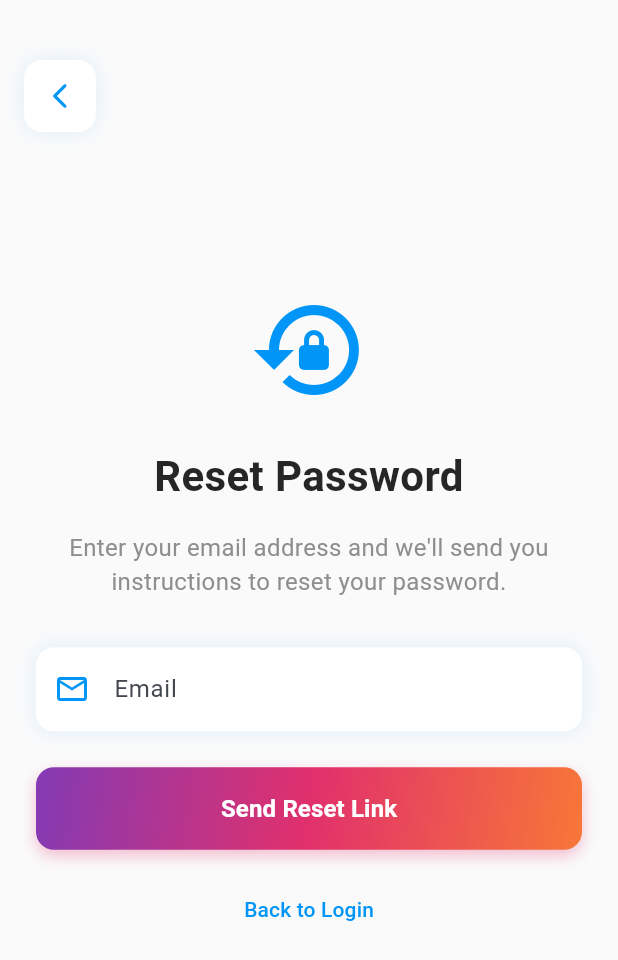
After one commit to Tuan980Blue/FriendZone-App, a Flutter app: the screen it shows after launch, after a tap on "Forgot Password?", on a phone screen of 412 x 824 dp. The commit adds this screen. Shown: the top 960 px of the screen. Run offline on Flutter 3.47's test engine with Material 3 defaults, Android fonts, the phone set to English and light mode, and no system bars; our stand-ins replace cached_network_image, get_it; accounts and stored records are empty; network calls fail.

Commit message:
Add UI forgot pw

```diff
--- /dev/null
+++ b/lib/presentation/screens/forgot_password_screen.dart
@@ -0,0 +1,278 @@
+import 'package:flutter/material.dart';
+import '../theme/app_theme.dart';
+
+class ForgotPasswordScreen extends StatefulWidget {
+  const ForgotPasswordScreen({super.key});
+
+  @override
+  State<ForgotPasswordScreen> createState() => _ForgotPasswordScreenState();
+}
+
+class _ForgotPasswordScreenState extends State<ForgotPasswordScreen> {
+  final _formKey = GlobalKey<FormState>();
+  final _emailController = TextEditingController();
+  bool _isLoading = false;
+  String _error = '';
+
+  @override
+  void dispose() {
+    _emailController.dispose();
+    super.dispose();
+  }
+
+  Future<void> _submitResetRequest() async {
+    if (!_formKey.currentState!.validate()) return;
+
+    setState(() {
+      _isLoading = true;
+      _error = '';
+    });
+
+    try {
+      // TODO: Implement password reset API call
+      await Future.delayed(const Duration(seconds: 2)); // Simulated API call
+
+      if (!mounted) return;
+
+      // Show success message
+      ScaffoldMessenger.of(context).showSnackBar(
+        const SnackBar(
+          content: Text('Password reset instructions sent to your email'),
+          backgroundColor: AppTheme.success,
+        ),
+      );
+
+      // Navigate back to login screen
+      Navigator.of(context).pop();
+    } catch (e) {
+      setState(() {
+        _error = e.toString().replaceAll('Exception: ', '');
+      });
+    } finally {
+      if (mounted) {
+        setState(() {
+          _isLoading = false;
+        });
+      }
+    }
+  }
+
+  @override
+  Widget build(BuildContext context) {
+    return Scaffold(
+      body: Stack(
+        children: [
+          Container(
+            decoration: BoxDecoration(
+              gradient: LinearGradient(
+                begin: Alignment.topCenter,
+                end: Alignment.bottomCenter,
+                colors: [
+                  Theme.of(context).brightness == Brightness.dark
+                      ? AppTheme.backgroundDark
+                      : AppTheme.backgroundLight,
+                  Theme.of(context).brightness == Brightness.dark
+                      ? AppTheme.backgroundDark.withOpacity(0.8)
+                      : AppTheme.backgroundLight.withOpacity(0.8),
+                ],
+              ),
+            ),
+            child: SafeArea(
+              child: Center(
+                child: SingleChildScrollView(
+                  padding: const EdgeInsets.all(24.0),
+                  child: Form(
+                    key: _formKey,
+                    child: Column(
+                      mainAxisAlignment: MainAxisAlignment.center,
+                      crossAxisAlignment: CrossAxisAlignment.stretch,
+                      children: [
+                        // Icon
+                        Icon(
+                          Icons.lock_reset,
+                          size: 80,
+                          color: AppTheme.primaryBlue,
+                        ),
+                        const SizedBox(height: 24),
+
+                        // Title
+                        Text(
+                          'Reset Password',
+                          style: TextStyle(
+                            fontSize: 28,
+                            fontWeight: FontWeight.bold,
+                            color: Theme.of(context).brightness == Brightness.dark
+                                ? AppTheme.darkModeText
+                                : AppTheme.textPrimary,
+                          ),
+                          textAlign: TextAlign.center,
+                        ),
+                        const SizedBox(height: 16),
+
+                        // Description
+                        Text(
+                          'Enter your email address and we\'ll send you instructions to reset your password.',
+                          style: TextStyle(
+                            fontSize: 16,
+                            color: AppTheme.textSecondary,
+                          ),
+                          textAlign: TextAlign.center,
+                        ),
+                        const SizedBox(height: 32),
+
+                        // Email field
+                        Container(
+                          decoration: BoxDecoration(
+                            borderRadius: BorderRadius.circular(12),
+                            boxShadow: [
+                              BoxShadow(
+                                color: AppTheme.primaryBlue.withOpacity(0.1),
+                                blurRadius: 10,
+                                spreadRadius: 1,
+                              ),
+                            ],
+                          ),
+                          child: TextFormField(
+                            controller: _emailController,
+                            keyboardType: TextInputType.emailAddress,
+                            decoration: InputDecoration(
+                              labelText: 'Email',
+                              prefixIcon: Icon(Icons.email_outlined, color: AppTheme.primaryBlue),
+                              border: OutlineInputBorder(
+                                borderRadius: BorderRadius.circular(12),
+                                borderSide: BorderSide.none,
+                              ),
+                              filled: true,
+                              fillColor: Theme.of(context).brightness == Brightness.dark
+                                  ? const Color(0xFF2A2A2A)
+                                  : Colors.white,
+                            ),
+                            validator: (value) {
+                              if (value == null || value.isEmpty) {
+                                return 'Please enter your email';
+                              }
+                              if (!value.contains('@')) {
+                                return 'Please enter a valid email';
+                              }
+                              return null;
+                            },
+                          ),
+                        ),
+                        const SizedBox(height: 24),
+
+                        // Error message
+                        if (_error.isNotEmpty)
+                          Padding(
+                            padding: const EdgeInsets.only(bottom: 16),
+                            child: Text(
+                              _error,
+                              style: const TextStyle(color: AppTheme.error),
+                              textAlign: TextAlign.center,
+                            ),
+                          ),
+
+                        // Submit button
+                        Container(
+                          decoration: BoxDecoration(
+                            borderRadius: BorderRadius.circular(12),
+                            boxShadow: [
+                              BoxShadow(
+                                color: AppTheme.accentPink.withOpacity(0.3),
+                                blurRadius: 8,
+                                offset: const Offset(0, 4),
+                              ),
+                            ],
+                            gradient: const LinearGradient(
+                              begin: Alignment.topLeft,
+                              end: Alignment.bottomRight,
+                              colors: [
+                                Color(0xFF833AB4),  // Instagram purple
+                                Color(0xFFE1306C),  // Instagram pink
+                                Color(0xFFF77737),  // Instagram orange
+                              ],
+                              stops: [0.0, 0.5, 1.0],
+                            ),
+                          ),
+                          child: ElevatedButton(
+                            onPressed: _isLoading ? null : _submitResetRequest,
+                            style: ElevatedButton.styleFrom(
+                              padding: const EdgeInsets.symmetric(vertical: 16),
+                              backgroundColor: Colors.transparent,
+                              shadowColor: Colors.transparent,
+                              shape: RoundedRectangleBorder(
+                                borderRadius: BorderRadius.circular(12),
+                              ),
+                            ),
+                            child: _isLoading
+                                ? const SizedBox(
+                                    height: 20,
+                                    width: 20,
+                                    child: CircularProgressIndicator(
+                                      strokeWidth: 2,
+                                      valueColor: AlwaysStoppedAnimation<Color>(Colors.white),
+                                    ),
+                                  )
+                                : const Text(
+                                    'Send Reset Link',
+                                    style: TextStyle(
+                                      fontSize: 16,
+                                      fontWeight: FontWeight.bold,
+                                      color: Colors.white,
+                                    ),
+                                  ),
+                          ),
+                        ),
+                        const SizedBox(height: 16),
+
+                        // Back to login
+                        TextButton(
+                          onPressed: () => Navigator.of(context).pop(),
+                          child: Text(
+                            'Back to Login',
+                            style: TextStyle(
+                              color: AppTheme.primaryBlue,
+                              fontSize: 14,
+                              fontWeight: FontWeight.w500,
+                            ),
+                          ),
+                        ),
+                      ],
+                    ),
+                  ),
+                ),
+              ),
+            ),
+          ),
+          // Back button
+          Positioned(
+            top: 40,
+            left: 16,
+            child: Container(
+              decoration: BoxDecoration(
+                color: Theme.of(context).brightness == Brightness.dark
+                    ? const Color(0xFF2A2A2A)
+                    : Colors.white,
+                borderRadius: BorderRadius.circular(12),
+                boxShadow: [
+                  BoxShadow(
+                    color: AppTheme.primaryBlue.withOpacity(0.1),
+                    blurRadius: 10,
+                    spreadRadius: 1,
+                  ),
+                ],
+              ),
+              child: IconButton(
+                icon: Icon(
+                  Icons.arrow_back_ios_new_rounded,
+                  color: AppTheme.primaryBlue,
+                  size: 20,
+                ),
+                onPressed: () => Navigator.of(context).pop(),
+              ),
+            ),
+          ),
+        ],
+      ),
+    );
+  }
+}
--- a/lib/presentation/screens/login_screen.dart
+++ b/lib/presentation/screens/login_screen.dart
@@ -1,5 +1,6 @@
 import 'package:flutter/material.dart';
 import 'package:friendzoneapp/presentation/screens/register_screen.dart';
+import 'package:friendzoneapp/presentation/screens/forgot_password_screen.dart';
 import '../../domain/usecases/auth/login_usecase.dart';
 import '../../domain/usecases/auth/register_usecase.dart';
 import '../theme/app_theme.dart';
@@ -260,7 +261,35 @@ class _LoginScreenState extends State<LoginScreen> with SingleTickerProviderStat
                           },
                         ),
                       ),
-                      const SizedBox(height: 24),
+                      const SizedBox(height: 12),
+
+                      // Forgot Password Link
+                      Align(
+                        alignment: Alignment.centerRight,
+                        child: TextButton(
+                          onPressed: () {
+                            Navigator.of(context).push(
+                              MaterialPageRoute(
+                                builder: (context) => const ForgotPasswordScreen(),
+                              ),
+                            );
+                          },
+                          style: TextButton.styleFrom(
+                            padding: EdgeInsets.zero,
+                            minimumSize: const Size(50, 30),
+                            tapTargetSize: MaterialTapTargetSize.shrinkWrap,
+                          ),
+                          child: Text(
+                            'Forgot Password?',
+                            style: TextStyle(
+                              color: AppTheme.primaryBlue,
+                              fontSize: 14,
+                              fontWeight: FontWeight.w400,
+                            ),
+                          ),
+                        ),
+                      ),
+                      const SizedBox(height: 8),
 
                       // Error message
                       if (_error.isNotEmpty)
```
